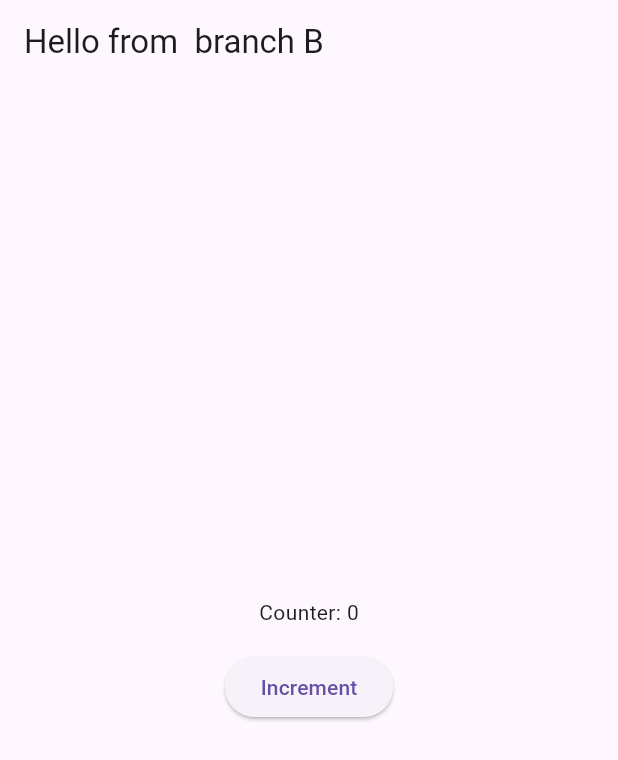
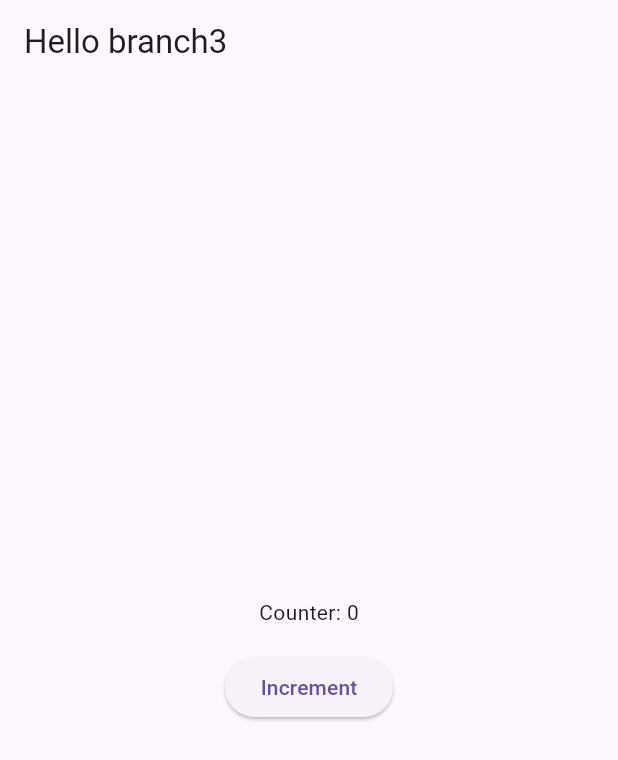
Before and after one commit to abdulmalick42/demomc, a Flutter app: the screen it shows after launch, on a phone screen of 412 x 824 dp. Shown: the top 760 px of the screen. Run offline on Flutter 3.47's test engine with Material 3 defaults, Android fonts, the light colour scheme and no system bars.

Commit message:
change the text

```diff
--- a/lib/main.dart
+++ b/lib/main.dart
@@ -24,7 +24,7 @@ class MergeHome extends StatefulWidget {
 }
 
 class _MergeHomeState extends State<MergeHome> {
-  String title = 'Hello from  branch B';
+  String title = 'Hello branch3';
 
   int counter = 0;
 
```
